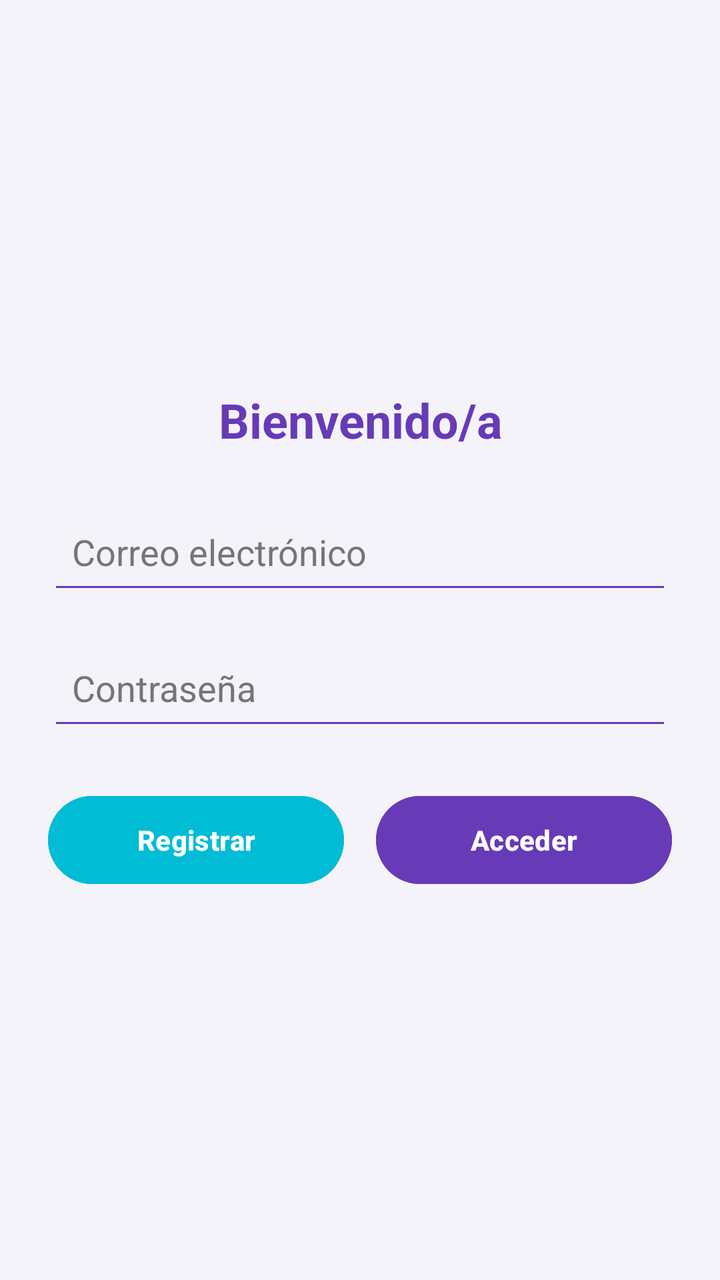
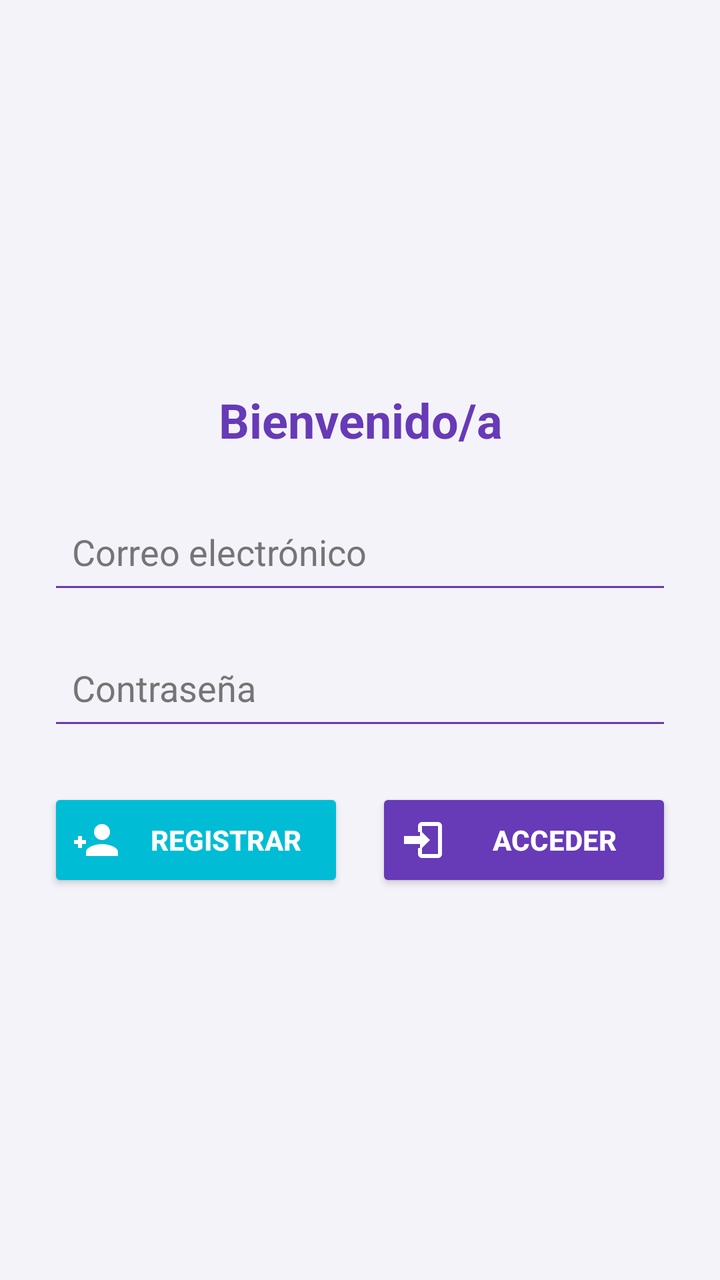

Compare the two renders of this Android layout. The source of the first and the diff that turns it into the second are given below.
<!-- AndroidManifest.xml: application theme Theme.Desafio2_DSM -->
<!-- res/layout/activity_auth.xml -->
<?xml version="1.0" encoding="utf-8"?>
<LinearLayout xmlns:android="http://schemas.android.com/apk/res/android"
    xmlns:tools="http://schemas.android.com/tools"
    android:id="@+id/main"
    android:layout_width="match_parent"
    android:layout_height="match_parent"
    android:background="@color/background"
    android:gravity="center"
    android:orientation="vertical"
    android:padding="@dimen/padding_large"
    tools:context=".AuthActivity">

    <TextView
        android:layout_width="match_parent"
        android:layout_height="wrap_content"
        android:layout_marginBottom="@dimen/margin_large"
        android:gravity="center"
        android:text="@string/welcome"
        android:textColor="@color/primary"
        android:textSize="@dimen/text_size_large"
        android:textStyle="bold" />

    <EditText
        android:id="@+id/emailEditText"
        android:layout_width="match_parent"
        android:layout_height="@dimen/input_height"
        android:backgroundTint="@color/primary"
        android:hint="@string/email"
        android:inputType="textEmailAddress"
        android:padding="@dimen/input_padding"
        android:textColor="@color/text_primary"
        android:textColorHint="@color/text_secondary" />

    <EditText
        android:id="@+id/passwordEditText"
        android:layout_width="match_parent"
        android:layout_height="@dimen/input_height"
        android:layout_marginTop="@dimen/margin_medium"
        android:backgroundTint="@color/primary"
        android:hint="@string/password"
        android:inputType="textPassword"
        android:padding="@dimen/input_padding"
        android:textColor="@color/text_primary"
        android:textColorHint="@color/text_secondary" />

    <LinearLayout
        android:layout_width="match_parent"
        android:layout_height="wrap_content"
        android:layout_marginTop="@dimen/margin_large"
        android:orientation="horizontal">

        <Button
            android:id="@+id/singUpButton"
            android:layout_width="0dp"
            android:layout_height="@dimen/button_height"
            android:layout_marginEnd="@dimen/authBtns"
            android:layout_weight="1"
            android:backgroundTint="@color/accent"
            android:text="@string/register"
            android:textColor="@color/white"
            android:textStyle="bold" />

        <Button
            android:id="@+id/loginButton"
            android:layout_width="0dp"
            android:layout_height="@dimen/button_height"
            android:layout_marginStart="@dimen/authBtns"
            android:layout_weight="1"
            android:backgroundTint="@color/primary"
            android:text="@string/login"
            android:textColor="@color/white"
            android:textStyle="bold" />

    </LinearLayout>

</LinearLayout>
<!-- resources referenced by this layout -->
<resources>
  <color name="accent">#00BCD4</color>
  <color name="background">#F5F3FA</color>
  <color name="primary">#673AB7</color>
  <color name="text_primary">#212121</color>
  <color name="text_secondary">#757575</color>
  <color name="white">#FFFFFF</color>
  <dimen name="authBtns">8dp</dimen>
  <dimen name="button_height">52dp</dimen>
  <dimen name="input_height">52dp</dimen>
  <dimen name="input_padding">12dp</dimen>
  <dimen name="margin_large">24dp</dimen>
  <dimen name="margin_medium">16dp</dimen>
  <dimen name="padding_large">24dp</dimen>
  <dimen name="text_size_large">24sp</dimen>
  <string name="email">Correo electrónico</string>
  <string name="login">Acceder</string>
  <string name="password">Contraseña</string>
  <string name="register">Registrar</string>
  <string name="welcome">Bienvenido/a</string>
  <style name="Theme.Desafio2_DSM" parent="Base.Theme.Desafio2_DSM" />
  <style name="Base.Theme.Desafio2_DSM" parent="Theme.Material3.DayNight.NoActionBar">
          
          
      </style>
</resources>

<!-- the commit's change to res/layout/activity_auth.xml (unified diff, before → after) -->
@@ -1,5 +1,6 @@
 <?xml version="1.0" encoding="utf-8"?>
 <LinearLayout xmlns:android="http://schemas.android.com/apk/res/android"
+    xmlns:app="http://schemas.android.com/apk/res-auto"
     xmlns:tools="http://schemas.android.com/tools"
     android:id="@+id/main"
     android:layout_width="match_parent"
@@ -49,7 +50,7 @@
         android:layout_marginTop="@dimen/margin_large"
         android:orientation="horizontal">
 
-        <Button
+        <androidx.appcompat.widget.AppCompatButton
             android:id="@+id/singUpButton"
             android:layout_width="0dp"
             android:layout_height="@dimen/button_height"
@@ -58,9 +59,13 @@
             android:backgroundTint="@color/accent"
             android:text="@string/register"
             android:textColor="@color/white"
-            android:textStyle="bold" />
+            android:textStyle="bold"
+            android:gravity="center"
+            android:drawablePadding="6dp"
+            app:drawableStartCompat="@drawable/ic_resgister"
+            app:drawableTint="@color/white" />
 
-        <Button
+        <androidx.appcompat.widget.AppCompatButton
             android:id="@+id/loginButton"
             android:layout_width="0dp"
             android:layout_height="@dimen/button_height"
@@ -69,7 +74,11 @@
             android:backgroundTint="@color/primary"
             android:text="@string/login"
             android:textColor="@color/white"
-            android:textStyle="bold" />
+            android:textStyle="bold"
+            android:gravity="center"
+            android:drawablePadding="6dp"
+            app:drawableStartCompat="@drawable/ic_login"
+            app:drawableTint="@color/white" />
 
     </LinearLayout>
 
<!-- resource entries referenced after the edit -->
@@ -14,6 +14,42 @@
   <dimen name="margin_medium">16dp</dimen>
   <dimen name="padding_large">24dp</dimen>
   <dimen name="text_size_large">24sp</dimen>
+  <!-- drawable ic_login (drawable) -->
+  <vector xmlns:android="http://schemas.android.com/apk/res/android"
+      android:width="24dp"
+      android:height="24dp"
+      android:viewportWidth="24"
+      android:viewportHeight="24">
+  
+      <path
+          android:fillColor="#FFFFFF"
+          android:pathData="M10,17l5,-5 -5,-5v3H2v4h8z" />
+  
+      <path
+          android:fillColor="#FFFFFF"
+          android:pathData="M19,3H11c-1.1,0 -2,0.9 -2,2v3h2V5h8v14h-8v-3H9v3c0,1.1 0.9,2 2,2h8c1.1,0 2,-0.9 2,-2V5c0,-1.1 -0.9,-2 -2,-2z" />
+  
+  </vector>
+  <!-- drawable ic_resgister (drawable) -->
+  <vector xmlns:android="http://schemas.android.com/apk/res/android"
+      android:width="24dp"
+      android:height="24dp"
+      android:viewportWidth="24"
+      android:viewportHeight="24">
+  
+      <path
+          android:fillColor="#FFFFFF"
+          android:pathData="M15,12c2.21,0 4,-1.79 4,-4s-1.79,-4 -4,-4 -4,1.79 -4,4 1.79,4 4,4z" />
+  
+      <path
+          android:fillColor="#FFFFFF"
+          android:pathData="M15,14c-2.67,0 -8,1.34 -8,4v2h16v-2c0,-2.66 -5.33,-4 -8,-4z" />
+  
+      <path
+          android:fillColor="#FFFFFF"
+          android:pathData="M5,10H3v2H1v2h2v2h2v-2h2v-2H5z" />
+  
+  </vector>
   <string name="email">Correo electrónico</string>
   <string name="login">Acceder</string>
   <string name="password">Contraseña</string>
